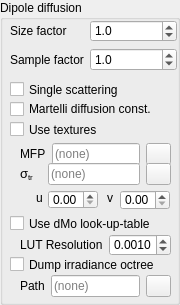
The window that src/qtgui/dipoleBSSRDFWidget.ui (tomka/mitsuba-renderer) describes before a commit, drawn with Qt 5.
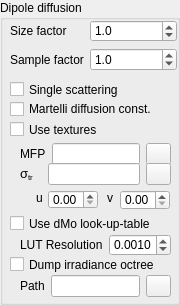
The same window after the commit. Icons and pictures are not drawn.

```diff
--- a/src/qtgui/dipoleBSSRDFWidget.ui
+++ b/src/qtgui/dipoleBSSRDFWidget.ui
@@ -164,11 +164,7 @@
       </widget>
      </item>
      <item row="0" column="1">
-      <widget class="QLineEdit" name="textureZrEdit">
-       <property name="placeholderText">
-        <string>(none)</string>
-       </property>
-      </widget>
+      <widget class="QLineEdit" name="textureZrEdit"/>
      </item>
      <item row="0" column="2">
       <widget class="QPushButton" name="textureZrButton">
@@ -239,11 +235,7 @@
       </widget>
      </item>
      <item row="0" column="1">
-      <widget class="QLineEdit" name="textureSigmaTrEdit">
-       <property name="placeholderText">
-        <string>(none)</string>
-       </property>
-      </widget>
+      <widget class="QLineEdit" name="textureSigmaTrEdit"/>
      </item>
      <item row="0" column="2">
       <widget class="QPushButton" name="textureSigmaTrButton">
@@ -417,11 +409,7 @@
      </widget>
     </item>
     <item row="0" column="1">
-     <widget class="QLineEdit" name="irrDumpPathEdit">
-      <property name="placeholderText">
-       <string>(none)</string>
-      </property>
-     </widget>
+     <widget class="QLineEdit" name="irrDumpPathEdit"/>
     </item>
     <item row="0" column="2">
      <widget class="QPushButton" name="irrDumpPathButton">
```
